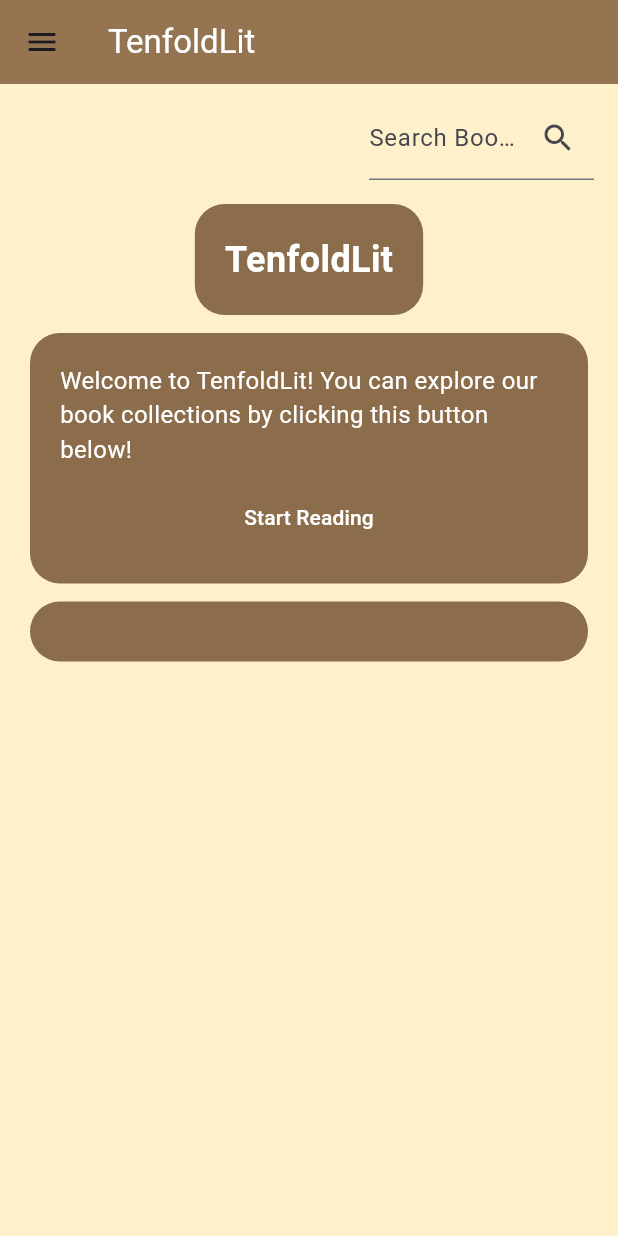
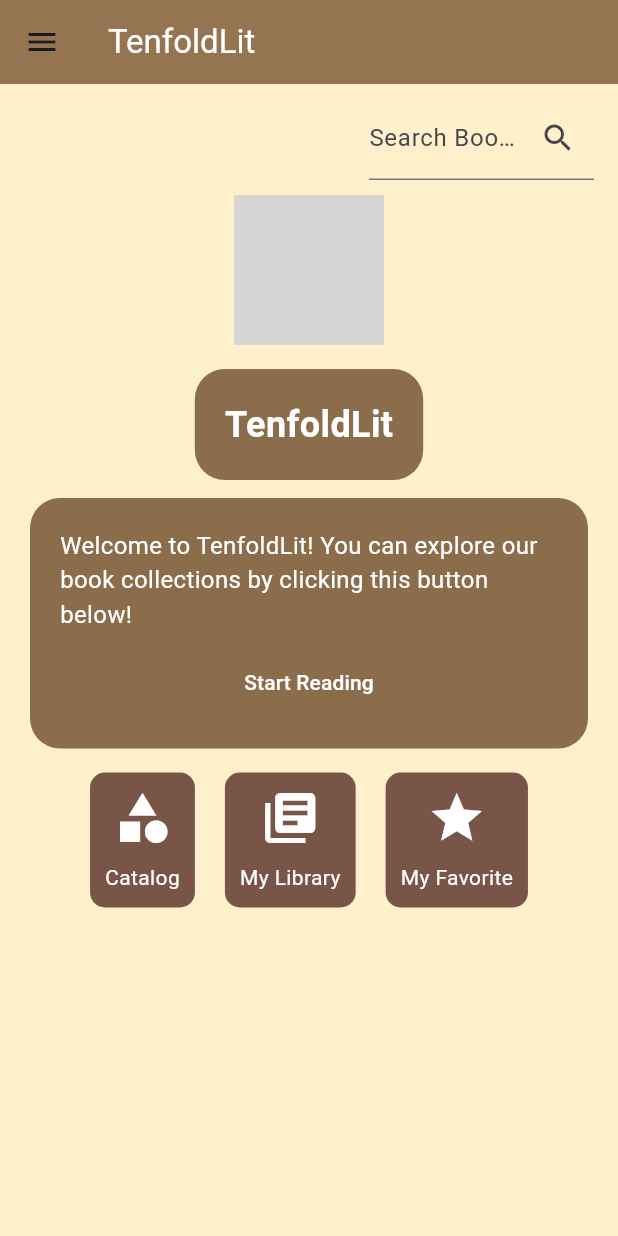
Before and after one commit to PBP-A10-Mobile/TenFoldLit-A10-Mobile, a Flutter app: the screen it shows after launch, on a phone screen of 412 x 824 dp. Run offline on Flutter 3.47's test engine with Material 3 defaults, Android fonts, the phone set to English and light mode, and no system bars; missing offline and left inert: pbp_django_auth; Roboto replaces fonts that are missing (Times New Roman); grey boxes are pictures that could not be loaded.

Commit message:
update homepage menu.dart

```diff
--- a/lib/homepage/screens/menu.dart
+++ b/lib/homepage/screens/menu.dart
@@ -1,6 +1,54 @@
 import 'package:flutter/material.dart';
 import 'package:tenfoldlit_mobile/homepage/widgets/left_drawer.dart';
 import 'package:tenfoldlit_mobile/searchAndFilters/screens/search.dart';
+import 'package:tenfoldlit_mobile/catalog/screens/book_list.dart';
+import 'package:tenfoldlit_mobile/myLibrary/screens/user_library.dart';
+import 'package:tenfoldlit_mobile/catalog/screens/my_favorite.dart';
+import 'package:tenfoldlit_mobile/authentication/screens/login.dart';
+import 'package:pbp_django_auth/pbp_django_auth.dart';
+import 'package:provider/provider.dart';
+
+class FeatureContainer extends StatelessWidget {
+  final String title;
+  final IconData icon;
+  final VoidCallback onTap;
+
+  const FeatureContainer({
+    required this.title,
+    required this.icon,
+    required this.onTap,
+  });
+
+  @override
+  Widget build(BuildContext context) {
+    return InkWell(
+      onTap: onTap,
+      child: Container(
+        padding: const EdgeInsets.all(10),
+        decoration: BoxDecoration(
+          color: Colors.brown,
+          borderRadius: BorderRadius.circular(10),
+        ),
+        child: Column(
+          mainAxisAlignment: MainAxisAlignment.center,
+          crossAxisAlignment: CrossAxisAlignment.center,
+          children: [
+            Icon(
+              icon,
+              size: 40,
+              color: Colors.white,
+            ),
+            const SizedBox(height: 10),
+            Text(
+              title,
+              style: TextStyle(color: Colors.white),
+            ),
+          ],
+        ),
+      ),
+    );
+  }
+}
 
 class HomePage extends StatelessWidget {
   HomePage({Key? key}) : super(key: key);
@@ -10,29 +58,31 @@ class HomePage extends StatelessWidget {
 
   @override
   Widget build(BuildContext context) {
+    final request = context.watch<CookieRequest>(); // Assuming CookieRequest is a provider
+
     return Scaffold(
       appBar: AppBar(
         title: const Text(
           "TenfoldLit",
           style: TextStyle(color: Colors.white, fontFamily: 'Times New Roman'),
         ),
-        backgroundColor: Color.fromARGB(255, 149, 116, 81), // Set app bar color to brown
+        backgroundColor:
+            Color.fromARGB(255, 149, 116, 81), // Set app bar color to brown
       ),
       drawer: LeftDrawer(),
       body: Center(
         child: Container(
           decoration: BoxDecoration(
             color: Color.fromARGB(255, 255, 240, 204),
-            // borderRadius: BorderRadius.circular(20),
             boxShadow: const [BoxShadow(color: Colors.brown, blurRadius: 2.0)],
           ),
-
           child: Column(
             children: [
               Align(
                 alignment: Alignment.topRight,
                 child: Container(
-                  padding: EdgeInsets.only(top: 8, right: 16), // Adjust the padding as needed
+                  padding: EdgeInsets.only(
+                      top: 8, right: 16), // Adjust the padding as needed
                   child: SizedBox(
                     width: 150,
                     child: TextField(
@@ -49,6 +99,12 @@ class HomePage extends StatelessWidget {
                 ),
               ),
               SizedBox(height: 10),
+              Image.asset(
+                'assets/logo.png',
+                height: 100,
+                width: 100,
+              ),
+              SizedBox(height: 10),
               Column(
                 children: [
                   Container(
@@ -58,13 +114,15 @@ class HomePage extends StatelessWidget {
                     ),
                     padding: EdgeInsets.all(20),
                     decoration: BoxDecoration(
-                      color: Color.fromARGB(255, 139, 108, 75), // Set container color to brown
+                      color: Color.fromARGB(
+                          255, 139, 108, 75), // Set container color to brown
                       borderRadius: BorderRadius.circular(20),
                     ),
                     child: const Text(
                       "TenfoldLit",
                       style: TextStyle(
-                        color: Color.fromARGB(255, 255, 255, 255), // Set text color to cream
+                        color: Color.fromARGB(
+                            255, 255, 255, 255), // Set text color to cream
                         fontSize: 24,
                         fontWeight: FontWeight.bold,
                       ),
@@ -81,7 +139,8 @@ class HomePage extends StatelessWidget {
                     ),
                     padding: EdgeInsets.all(20),
                     decoration: BoxDecoration(
-                      color:  Color.fromARGB(255, 139, 108, 75), // Set container color to brown
+                      color: Color.fromARGB(
+                          255, 139, 108, 75), // Set container color to brown
                       borderRadius: BorderRadius.circular(20),
                     ),
                     child: Column(
@@ -89,42 +148,68 @@ class HomePage extends StatelessWidget {
                         const Text(
                           "Welcome to TenfoldLit! You can explore our book collections by clicking this button below!",
                           style: TextStyle(
-                            color: Color.fromARGB(255, 255, 255, 255), // Set text color to cream
+                            color: Color.fromARGB(
+                                255, 255, 255, 255), // Set text color to cream
                             fontSize: 16,
                           ),
                         ),
                         SizedBox(height: 10),
                         TextButton(
                           onPressed: () {
-                            // Navigator.pushReplacement(
-                            //   context,
-                            //   MaterialPageRoute(
-                            //     builder: (context) => const KATALOGBUKU(),
-                            //   ),
-                            // );
+                            Navigator.pushReplacement(
+                              context,
+                              MaterialPageRoute(
+                                builder: (context) => const BookPage(),
+                              ),
+                            );
                           },
                           child: Text(
                             'Start Reading',
-                            style: TextStyle(color: Color.fromARGB(255, 255, 255, 255)),
+                            style: TextStyle(
+                                color: Color.fromARGB(255, 255, 255, 255)),
                           ),
                           style: TextButton.styleFrom(
-                            backgroundColor:
-                                Color.fromARGB(255, 139, 108, 75), // Set button color to brown
+                            backgroundColor: Color.fromARGB(
+                                255, 139, 108, 75), // Set button color to brown
                           ),
                         ),
                       ],
                     ),
                   ),
-                  Container(
-                    margin: const EdgeInsets.symmetric(
-                      horizontal: 20,
-                      vertical: 6,
+                  SizedBox(height: 10),
+                  // Menu buttons
+                  Wrap(
+                    spacing: 20, // horizontal spacing
+                    runSpacing: 20, // vertical spacing
+                    children: <Widget>[
+                      FeatureContainer(
+                        title: 'Catalog',
+                        icon: Icons.category,
+                        onTap: () => navigateToPage(context, const BookPage()),
                       ),
-                    padding: EdgeInsets.all(20),
-                    decoration: BoxDecoration(
-                      color: Color.fromARGB(255, 139, 108, 75), // Set container color to brown
-                      borderRadius: BorderRadius.circular(20),
+                      FeatureContainer(
+                        title: 'My Library',
+                        icon: Icons.library_books,
+                        onTap: () {
+                          if (!request.loggedIn) {
+                            navigateToPage(context, const LoginApp());
+                          } else {
+                            navigateToPage(context, const MyLibraryPage());
+                          }
+                        },
                       ),
+                      FeatureContainer(
+                        title: 'My Favorite',
+                        icon: Icons.star,
+                        onTap: () {
+                          if (!request.loggedIn) {
+                            navigateToPage(context, const LoginApp());
+                          } else {
+                            navigateToPage(context, const MyFavoritesPage());
+                          }
+                        },
+                      ),
+                    ],
                   ),
                 ],
               ),
@@ -134,6 +219,7 @@ class HomePage extends StatelessWidget {
       ),
     );
   }
+
   void _navigateToBookResultsPage(BuildContext context) {
     Navigator.push(
       context,
@@ -145,4 +231,11 @@ class HomePage extends StatelessWidget {
       ),
     );
   }
+
+  void navigateToPage(BuildContext context, Widget page) {
+    Navigator.push(
+      context,
+      MaterialPageRoute(builder: (context) => page),
+    );
   }
+}
```
Also changed, not shown: assets/background.jpg (added), assets/logo.png (added), lib/assets/background.jpg (added), lib/assets/logo.png (added), lib/homepage/assets/logo.png (added). Lines whose indentation alone changed are shown as unchanged.
